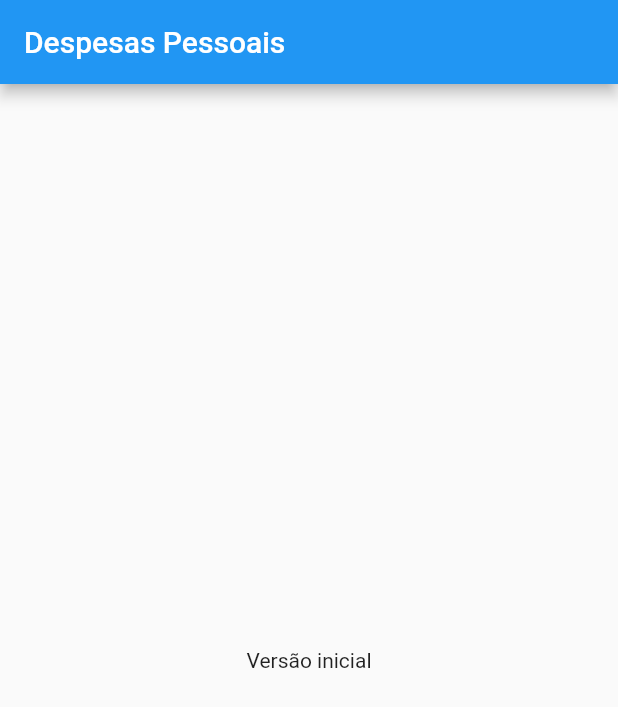
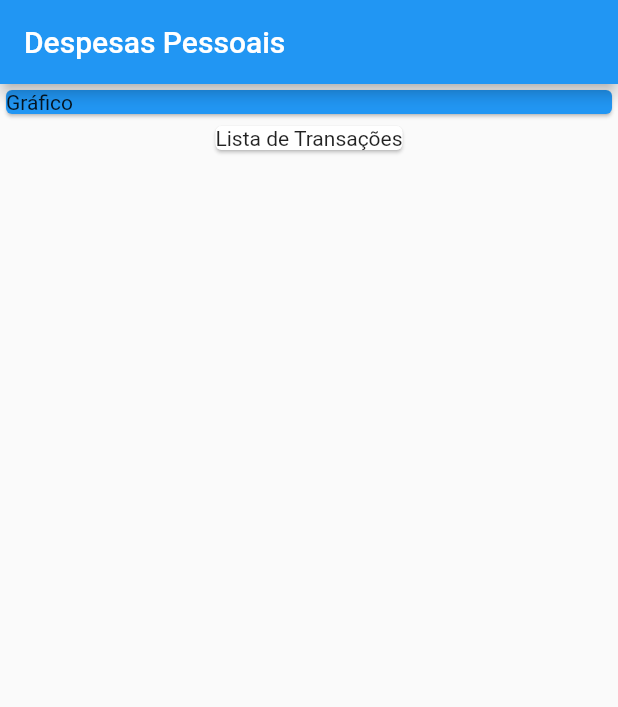
Before and after one commit to HenriqueCisi/project_finances_control, a Flutter app: the screen it shows after launch, on a phone screen of 412 x 824 dp. Shown: the top 707 px of the screen. Run offline on Flutter 3.47's test engine with Material 2 defaults, Android fonts, the phone set to English and light mode, and no system bars.

Commit message:
add the UI structure for the next features

```diff
--- a/lib/main.dart
+++ b/lib/main.dart
@@ -20,8 +20,20 @@ class MyHomePage extends StatelessWidget {
       appBar: AppBar(
         title: const Text('Despesas Pessoais'),
       ),
-      body: const Center(
-        child: Text('Versão inicial'),
+      body: Column(
+        children: <Widget>[
+          // ignore: sized_box_for_whitespace
+          Container(
+            width: double.infinity,
+            child: const Card(
+              color: Colors.blue,
+              child: Text('Gráfico'),
+            ),
+          ),
+          const Card(
+            child: Text('Lista de Transações'),
+          )
+        ]
       ),
     );
   }
```
